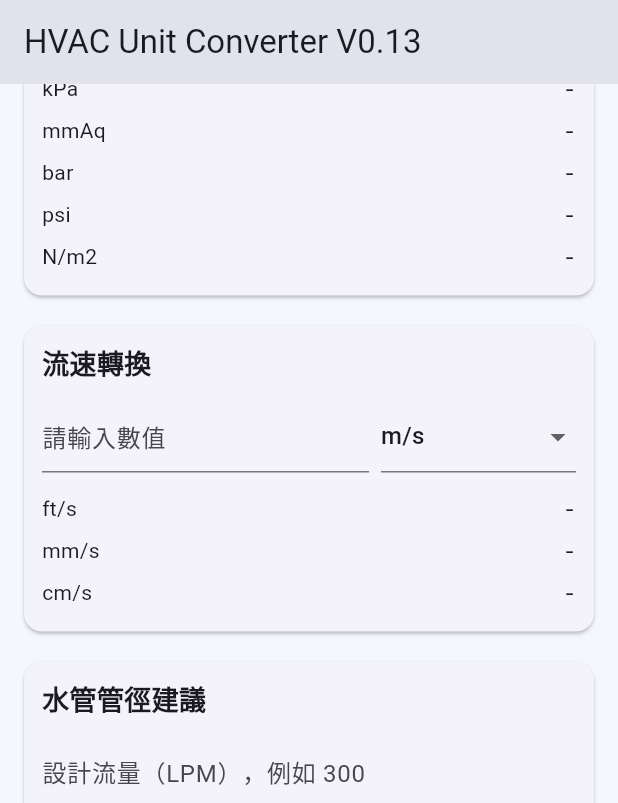
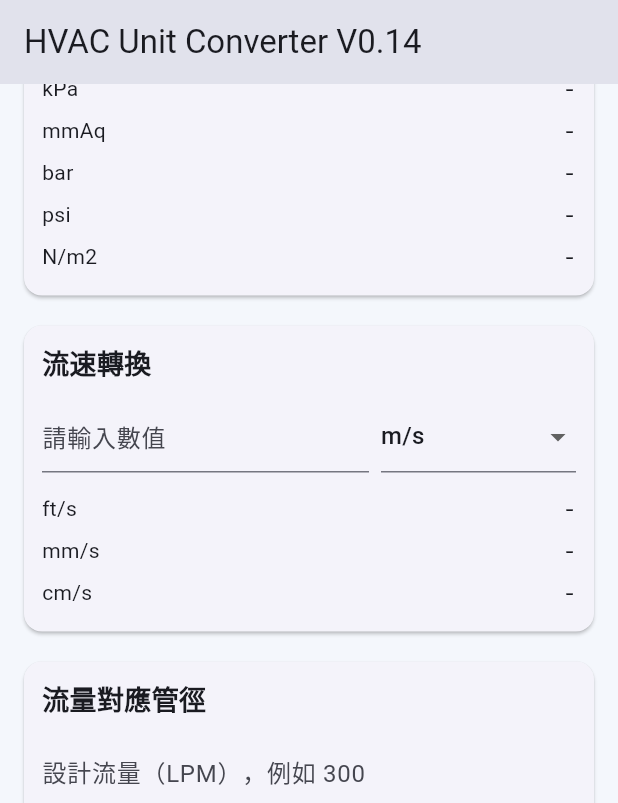
Before and after one commit to wuwu0102/hvac-unit-converter, a Flutter app: the screen it shows after launch, scrolled down 576 dp, on a phone screen of 412 x 824 dp. Shown: the top 803 px of the screen. Run offline on Flutter 3.47's test engine with Material 3 defaults, Android fonts, the phone set to English and light mode, and no system bars.

Commit message:
Fix pipe diameter correction and extend pipe sizes

```diff
--- a/lib/main.dart
+++ b/lib/main.dart
@@ -98,6 +98,10 @@ class _ConverterHomePageState extends State<ConverterHomePage> {
     PipeSize(a: '100A', inchDn: '4" / DN100', innerDiameterMm: 102.3),
     PipeSize(a: '125A', inchDn: '5" / DN125', innerDiameterMm: 128.2),
     PipeSize(a: '150A', inchDn: '6" / DN150', innerDiameterMm: 154.1),
+    PipeSize(a: '200A', inchDn: '8" / DN200', innerDiameterMm: 202.7),
+    PipeSize(a: '250A', inchDn: '10" / DN250', innerDiameterMm: 254.5),
+    PipeSize(a: '300A', inchDn: '12" / DN300', innerDiameterMm: 303.2),
+    PipeSize(a: '350A', inchDn: '14" / DN350', innerDiameterMm: 333.4),
   ];
 
   @override
@@ -172,7 +176,9 @@ class _ConverterHomePageState extends State<ConverterHomePage> {
       orElse: () => _pipeSizeList.last,
     );
     final velocity = flowM3s / _pipeAreaM2(candidate);
-    return PipeSuggestion(pipe: candidate, velocity: velocity);
+    final a = int.parse(candidate.a.replaceAll('A', ''));
+    final limit = a <= 40 ? 1.2 : 3.0;
+    return PipeSuggestion(pipe: candidate, velocity: velocity, exceedsRecommendedRange: velocity > limit);
   }
 
   Widget _numericField(
@@ -316,7 +322,7 @@ class _ConverterHomePageState extends State<ConverterHomePage> {
     final flowLpm = _parsePositive(_pipeFlowController.text);
     final suggestion = flowLpm == null ? null : _suggestPipe(flowLpm);
     return _converterCard(
-      title: '水管管徑建議',
+      title: '流量對應管徑',
       child: Column(
         crossAxisAlignment: CrossAxisAlignment.start,
         children: [
@@ -328,6 +334,11 @@ class _ConverterHomePageState extends State<ConverterHomePage> {
             '建議管徑': suggestion == null ? '-' : '${suggestion.pipe.a} / ${suggestion.pipe.inchDn}',
             '參考流速（m/s）': suggestion == null ? '-' : _formatNumber(suggestion.velocity),
           }),
+          if (suggestion?.exceedsRecommendedRange ?? false)
+            const Padding(
+              padding: EdgeInsets.only(top: 6),
+              child: Text('已超出建議流速範圍', style: TextStyle(fontSize: 12, color: Colors.red)),
+            ),
         ],
       ),
     );
@@ -337,13 +348,16 @@ class _ConverterHomePageState extends State<ConverterHomePage> {
     final measured = _parsePositive(_dpMeasuredController.text);
     final refFlow = _parsePositive(_dpRefFlowController.text);
     final refLoss = _parsePositive(_dpRefLossController.text);
+    final selectedPipe = _pipeSizeList.firstWhere((pipe) => pipe.a == _dpPipeSize);
+    final refPipe = _pipeSizeList.firstWhere((pipe) => pipe.a == '25A');
+    final areaRatio = _pipeAreaM2(selectedPipe) / _pipeAreaM2(refPipe);
 
     double? correctedFlow;
     if (measured != null && refFlow != null && refLoss != null) {
       final measuredPa = measured * _dpToPaMap[_dpMeasuredUnit]!;
       final refDpPa = refLoss * _dpToPaMap[_dpRefLossUnit]!;
       if (measuredPa > 0 && refDpPa > 0) {
-        correctedFlow = refFlow * math.sqrt(measuredPa / refDpPa);
+        correctedFlow = refFlow * math.sqrt(measuredPa / refDpPa) * areaRatio;
       }
     }
 
@@ -387,7 +401,8 @@ class _ConverterHomePageState extends State<ConverterHomePage> {
           ),
           const Divider(height: 24),
           _resultRows({'預估流量（LPM）': _formatNumber(correctedFlow)}),
-          const Text('（依壓差平方關係推估）', style: TextStyle(fontSize: 12)),
+          const Text('（依壓差平方關係與管徑修正推估）', style: TextStyle(fontSize: 12)),
+          const Text('管徑修正：以 25A 為基準，依截面積比例修正。', style: TextStyle(fontSize: 12)),
           const Divider(height: 24),
           const Text('進階設定：設備已知條件（可選）', style: TextStyle(fontWeight: FontWeight.bold)),
           const SizedBox(height: 6),
@@ -425,7 +440,7 @@ class _ConverterHomePageState extends State<ConverterHomePage> {
   @override
   Widget build(BuildContext context) {
     return Scaffold(
-      appBar: AppBar(title: const Text('HVAC Unit Converter V0.13')),
+      appBar: AppBar(title: const Text('HVAC Unit Converter V0.14')),
       body: LayoutBuilder(
         builder: (context, constraints) {
           final width = constraints.maxWidth;
@@ -492,6 +507,11 @@ class PipeSize {
 class PipeSuggestion {
   final PipeSize pipe;
   final double velocity;
+  final bool exceedsRecommendedRange;
 
-  const PipeSuggestion({required this.pipe, required this.velocity});
+  const PipeSuggestion({
+    required this.pipe,
+    required this.velocity,
+    required this.exceedsRecommendedRange,
+  });
 }
```
Also changed, not shown: 1 other file.
